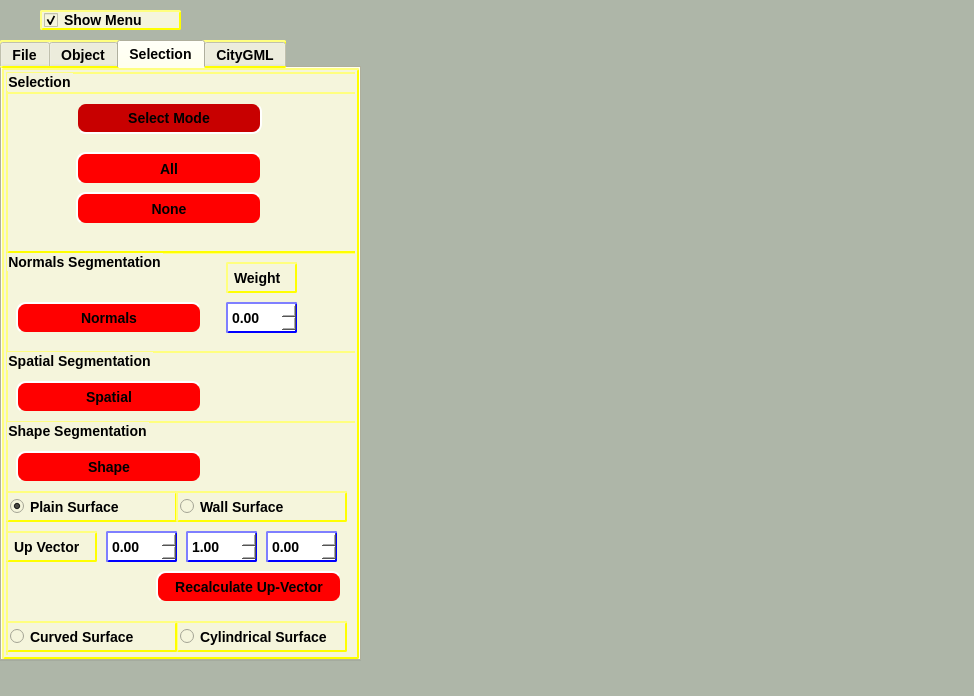
Before: the Qt Designer form forms/mainwindow.ui in pranjal23/osg2citygml, drawn with Qt 5.
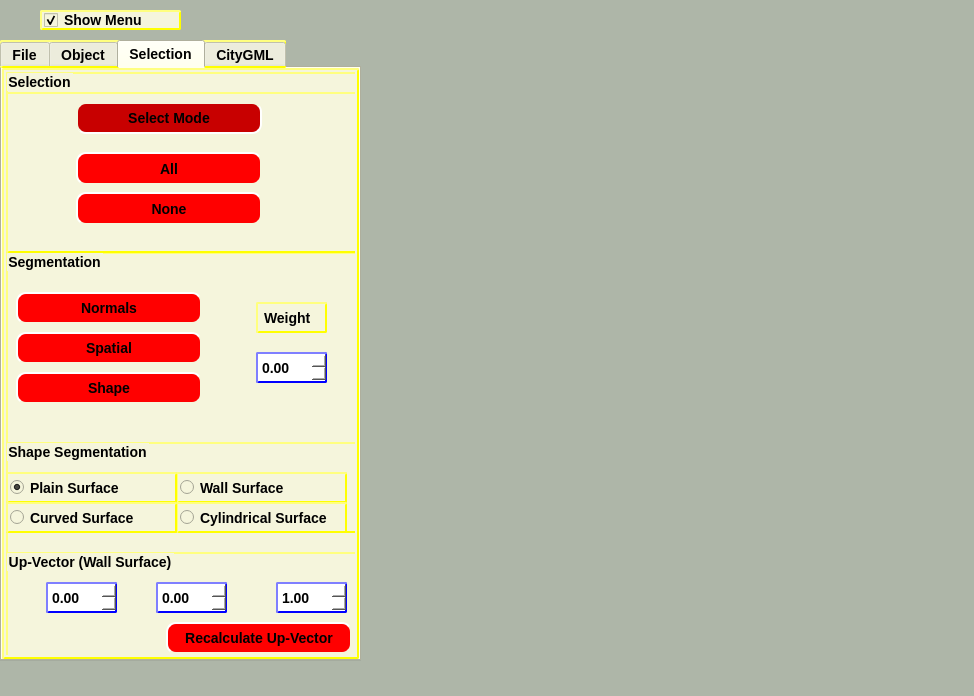
After: the same form once the commit is applied. The open tabs and pages were chosen to show the change. Icons and pictures are not drawn. Custom widgets are drawn as their Qt base class.

Commit message: Weights to all the segmentations

What changed in the file:
```diff
--- a/forms/mainwindow.ui
+++ b/forms/mainwindow.ui
@@ -1973,13 +1973,173 @@
        </font>
       </property>
       <property name="title">
-       <string>Normals Segmentation</string>
+       <string>Segmentation</string>
       </property>
+      <widget class="QPushButton" name="normalsBtn">
+       <property name="enabled">
+        <bool>true</bool>
+       </property>
+       <property name="geometry">
+        <rect>
+         <x>10</x>
+         <y>40</y>
+         <width>186</width>
+         <height>32</height>
+        </rect>
+       </property>
+       <property name="palette">
+        <palette>
+         <active>
+          <colorrole role="Button">
+           <brush brushstyle="SolidPattern">
+            <color alpha="255">
+             <red>255</red>
+             <green>0</green>
+             <blue>0</blue>
+            </color>
+           </brush>
+          </colorrole>
+          <colorrole role="ButtonText">
+           <brush brushstyle="SolidPattern">
+            <color alpha="255">
+             <red>0</red>
+             <green>0</green>
+             <blue>0</blue>
+            </color>
+           </brush>
+          </colorrole>
+          <colorrole role="Base">
+           <brush brushstyle="SolidPattern">
+            <color alpha="255">
+             <red>255</red>
+             <green>0</green>
+             <blue>0</blue>
+            </color>
+           </brush>
+          </colorrole>
+          <colorrole role="Window">
+           <brush brushstyle="SolidPattern">
+            <color alpha="255">
+             <red>255</red>
+             <green>0</green>
+             <blue>0</blue>
+            </color>
+           </brush>
+          </colorrole>
+         </active>
+         <inactive>
+          <colorrole role="Button">
+           <brush brushstyle="SolidPattern">
+            <color alpha="255">
+             <red>255</red>
+             <green>0</green>
+             <blue>0</blue>
+            </color>
+           </brush>
+          </colorrole>
+          <colorrole role="ButtonText">
+           <brush brushstyle="SolidPattern">
+            <color alpha="255">
+             <red>0</red>
+             <green>0</green>
+             <blue>0</blue>
+            </color>
+           </brush>
+          </colorrole>
+          <colorrole role="Base">
+           <brush brushstyle="SolidPattern">
+            <color alpha="255">
+             <red>255</red>
+             <green>0</green>
+             <blue>0</blue>
+            </color>
+           </brush>
+          </colorrole>
+          <colorrole role="Window">
+           <brush brushstyle="SolidPattern">
+            <color alpha="255">
+             <red>255</red>
+             <green>0</green>
+             <blue>0</blue>
+            </color>
+           </brush>
+          </colorrole>
+         </inactive>
+         <disabled>
+          <colorrole role="Button">
+           <brush brushstyle="SolidPattern">
+            <color alpha="255">
+             <red>255</red>
+             <green>0</green>
+             <blue>0</blue>
+            </color>
+           </brush>
+          </colorrole>
+          <colorrole role="ButtonText">
+           <brush brushstyle="SolidPattern">
+            <color alpha="0">
+             <red>75</red>
+             <green>74</green>
+             <blue>77</blue>
+            </color>
+           </brush>
+          </colorrole>
+          <colorrole role="Base">
+           <brush brushstyle="SolidPattern">
+            <color alpha="255">
+             <red>255</red>
+             <green>0</green>
+             <blue>0</blue>
+            </color>
+           </brush>
+          </colorrole>
+          <colorrole role="Window">
+           <brush brushstyle="SolidPattern">
+            <color alpha="255">
+             <red>255</red>
+             <green>0</green>
+             <blue>0</blue>
+            </color>
+           </brush>
+          </colorrole>
+         </disabled>
+        </palette>
+       </property>
+       <property name="styleSheet">
+        <string notr="true">QPushButton {
+    background-color: red;
+    border-style: outset;
+    border-width: 2px;
+    border-radius: 10px;
+    border-color: beige;
+    font: bold 14px;
+    min-width: 10em;
+    padding: 6px;
+}
+QPushButton:pressed {
+    background-color: rgb(224, 0, 0);
+    border-style: inset;
+}
+QPushButton:checked {
+    background-color: rgb(200, 0, 0);
+    border-style: inset;
+}</string>
+       </property>
+       <property name="text">
+        <string>Normals</string>
+       </property>
+       <property name="checkable">
+        <bool>true</bool>
+       </property>
+       <property name="checked">
+        <bool>false</bool>
+       </property>
+      </widget>
       <widget class="QLabel" name="label">
        <property name="geometry">
         <rect>
-         <x>220</x>
-         <y>10</y>
+         <x>250</x>
+         <y>50</y>
          <width>71</width>
          <height>31</height>
         </rect>
@@ -1991,8 +2151,8 @@
       <widget class="QDoubleSpinBox" name="normalDistanceSB">
        <property name="geometry">
         <rect>
-         <x>220</x>
-         <y>50</y>
+         <x>250</x>
+         <y>100</y>
          <width>71</width>
          <height>31</height>
         </rect>
@@ -2005,6 +2165,9 @@
     min-width: 2em;
     padding: 2px;</string>
        </property>
+       <property name="minimum">
+        <double>-10.000000000000000</double>
+       </property>
        <property name="maximum">
         <double>10.000000000000000</double>
        </property>
@@ -2012,181 +2175,6 @@
         <double>0.100000000000000</double>
        </property>
       </widget>
-      <widget class="QPushButton" name="normalsBtn">
-       <property name="enabled">
-        <bool>true</bool>
-       </property>
-       <property name="geometry">
-        <rect>
-         <x>10</x>
-         <y>50</y>
-         <width>186</width>
-         <height>32</height>
-        </rect>
-       </property>
-       <property name="palette">
-        <palette>
-         <active>
-          <colorrole role="Button">
-           <brush brushstyle="SolidPattern">
-            <color alpha="255">
-             <red>255</red>
-             <green>0</green>
-             <blue>0</blue>
-            </color>
-           </brush>
-          </colorrole>
-          <colorrole role="ButtonText">
-           <brush brushstyle="SolidPattern">
-            <color alpha="255">
-             <red>0</red>
-             <green>0</green>
-             <blue>0</blue>
-            </color>
-           </brush>
-          </colorrole>
-          <colorrole role="Base">
-           <brush brushstyle="SolidPattern">
-            <color alpha="255">
-             <red>255</red>
-             <green>0</green>
-             <blue>0</blue>
-            </color>
-           </brush>
-          </colorrole>
-          <colorrole role="Window">
-           <brush brushstyle="SolidPattern">
-            <color alpha="255">
-             <red>255</red>
-             <green>0</green>
-             <blue>0</blue>
-            </color>
-           </brush>
-          </colorrole>
-         </active>
-         <inactive>
-          <colorrole role="Button">
-           <brush brushstyle="SolidPattern">
-            <color alpha="255">
-             <red>255</red>
-             <green>0</green>
-             <blue>0</blue>
-            </color>
-           </brush>
-          </colorrole>
-          <colorrole role="ButtonText">
-           <brush brushstyle="SolidPattern">
-            <color alpha="255">
-             <red>0</red>
-             <green>0</green>
-             <blue>0</blue>
-            </color>
-           </brush>
-          </colorrole>
-          <colorrole role="Base">
-           <brush brushstyle="SolidPattern">
-            <color alpha="255">
-             <red>255</red>
-             <green>0</green>
-             <blue>0</blue>
-            </color>
-           </brush>
-          </colorrole>
-          <colorrole role="Window">
-           <brush brushstyle="SolidPattern">
-            <color alpha="255">
-             <red>255</red>
-             <green>0</green>
-             <blue>0</blue>
-            </color>
-           </brush>
-          </colorrole>
-         </inactive>
-         <disabled>
-          <colorrole role="Button">
-           <brush brushstyle="SolidPattern">
-            <color alpha="255">
-             <red>255</red>
-             <green>0</green>
-             <blue>0</blue>
-            </color>
-           </brush>
-          </colorrole>
-          <colorrole role="ButtonText">
-           <brush brushstyle="SolidPattern">
-            <color alpha="0">
-             <red>75</red>
-             <green>74</green>
-             <blue>77</blue>
-            </color>
-           </brush>
-          </colorrole>
-          <colorrole role="Base">
-           <brush brushstyle="SolidPattern">
-            <color alpha="255">
-             <red>255</red>
-             <green>0</green>
-             <blue>0</blue>
-            </color>
-           </brush>
-          </colorrole>
-          <colorrole role="Window">
-           <brush brushstyle="SolidPattern">
-            <color alpha="255">
-             <red>255</red>
-             <green>0</green>
-             <blue>0</blue>
-            </color>
-           </brush>
-          </colorrole>
-         </disabled>
-        </palette>
-       </property>
-       <property name="styleSheet">
-        <string notr="true">QPushButton {
-    background-color: red;
-    border-style: outset;
-    border-width: 2px;
-    border-radius: 10px;
-    border-color: beige;
-    font: bold 14px;
-    min-width: 10em;
-    padding: 6px;
-}
-QPushButton:pressed {
-    background-color: rgb(224, 0, 0);
-    border-style: inset;
-}
-QPushButton:checked {
-    background-color: rgb(200, 0, 0);
-    border-style: inset;
-}</string>
-       </property>
-       <property name="text">
-        <string>Normals</string>
-       </property>
-       <property name="checkable">
-        <bool>true</bool>
-       </property>
-       <property name="checked">
-        <bool>false</bool>
-       </property>
-      </widget>
-      <widget class="QGroupBox" name="spatialGrp">
-       <property name="enabled">
-        <bool>true</bool>
-       </property>
-       <property name="geometry">
-        <rect>
-         <x>0</x>
-         <y>99</y>
-         <width>351</width>
-         <height>311</height>
-        </rect>
-       </property>
-       <property name="title">
-        <string>Spatial Segmentation</string>
-       </property>
        <widget class="QPushButton" name="spatialBtn">
         <property name="enabled">
          <bool>true</bool>
@@ -2194,7 +2182,7 @@
         <property name="geometry">
          <rect>
           <x>10</x>
-          <y>30</y>
+         <y>80</y>
           <width>186</width>
           <height>32</height>
          </rect>
@@ -2347,31 +2335,6 @@
          <bool>false</bool>
         </property>
        </widget>
-       <widget class="QGroupBox" name="groupBox_4">
-        <property name="geometry">
-         <rect>
-          <x>0</x>
-          <y>70</y>
-          <width>351</width>
-          <height>241</height>
-         </rect>
-        </property>
-        <property name="title">
-         <string>Shape Segmentation</string>
-        </property>
-        <widget class="QRadioButton" name="cylindricalRb">
-         <property name="geometry">
-          <rect>
-           <x>170</x>
-           <y>200</y>
-           <width>171</width>
-           <height>31</height>
-          </rect>
-         </property>
-         <property name="text">
-          <string>Cylindrical Surface</string>
-         </property>
-        </widget>
         <widget class="QPushButton" name="shapeBtn">
          <property name="enabled">
           <bool>true</bool>
@@ -2379,7 +2342,7 @@
          <property name="geometry">
           <rect>
            <x>10</x>
-           <y>30</y>
+         <y>120</y>
            <width>186</width>
            <height>32</height>
           </rect>
@@ -2532,11 +2495,39 @@
           <bool>false</bool>
          </property>
         </widget>
+      <widget class="QGroupBox" name="shapeGrp">
+       <property name="enabled">
+        <bool>true</bool>
+       </property>
+       <property name="geometry">
+        <rect>
+         <x>0</x>
+         <y>190</y>
+         <width>351</width>
+         <height>91</height>
+        </rect>
+       </property>
+       <property name="title">
+        <string>Shape Segmentation</string>
+       </property>
+       <widget class="QRadioButton" name="boxRB">
+        <property name="geometry">
+         <rect>
+          <x>170</x>
+          <y>30</y>
+          <width>171</width>
+          <height>31</height>
+         </rect>
+        </property>
+        <property name="text">
+         <string>Wall Surface</string>
+        </property>
+       </widget>
         <widget class="QRadioButton" name="plainRb">
          <property name="geometry">
           <rect>
            <x>0</x>
-           <y>70</y>
+          <y>30</y>
            <width>171</width>
            <height>31</height>
           </rect>
@@ -2548,11 +2539,24 @@
           <bool>true</bool>
          </property>
         </widget>
+       <widget class="QRadioButton" name="cylindricalRb">
+        <property name="geometry">
+         <rect>
+          <x>170</x>
+          <y>60</y>
+          <width>171</width>
+          <height>31</height>
+         </rect>
+        </property>
+        <property name="text">
+         <string>Cylindrical Surface</string>
+        </property>
+       </widget>
         <widget class="QRadioButton" name="curvedSurfaceRb">
          <property name="geometry">
           <rect>
            <x>0</x>
-           <y>200</y>
+          <y>60</y>
            <width>171</width>
            <height>31</height>
           </rect>
@@ -2561,197 +2565,24 @@
           <string>Curved Surface</string>
          </property>
         </widget>
-        <widget class="QRadioButton" name="boxRB">
-         <property name="geometry">
-          <rect>
-           <x>170</x>
-           <y>70</y>
-           <width>171</width>
-           <height>31</height>
-          </rect>
-         </property>
-         <property name="text">
-          <string>Wall Surface</string>
-         </property>
-        </widget>
-        <widget class="QPushButton" name="recalUpBtn">
-         <property name="enabled">
-          <bool>true</bool>
-         </property>
-         <property name="geometry">
-          <rect>
-           <x>150</x>
-           <y>150</y>
-           <width>186</width>
-           <height>32</height>
-          </rect>
-         </property>
-         <property name="palette">
-          <palette>
-           <active>
-            <colorrole role="Button">
-             <brush brushstyle="SolidPattern">
-              <color alpha="255">
-               <red>255</red>
-               <green>0</green>
-               <blue>0</blue>
-              </color>
-             </brush>
-            </colorrole>
-            <colorrole role="ButtonText">
-             <brush brushstyle="SolidPattern">
-              <color alpha="255">
-               <red>0</red>
-               <green>0</green>
-               <blue>0</blue>
-              </color>
-             </brush>
-            </colorrole>
-            <colorrole role="Base">
-             <brush brushstyle="SolidPattern">
-              <color alpha="255">
-               <red>255</red>
-               <green>0</green>
-               <blue>0</blue>
-              </color>
-             </brush>
-            </colorrole>
-            <colorrole role="Window">
-             <brush brushstyle="SolidPattern">
-              <color alpha="255">
-               <red>255</red>
-               <green>0</green>
-               <blue>0</blue>
-              </color>
-             </brush>
-            </colorrole>
-           </active>
-           <inactive>
-            <colorrole role="Button">
-             <brush brushstyle="SolidPattern">
-              <color alpha="255">
-               <red>255</red>
-               <green>0</green>
-               <blue>0</blue>
-              </color>
-             </brush>
-            </colorrole>
-            <colorrole role="ButtonText">
-             <brush brushstyle="SolidPattern">
-              <color alpha="255">
-               <red>0</red>
-               <green>0</green>
-               <blue>0</blue>
-              </color>
-             </brush>
-            </colorrole>
-            <colorrole role="Base">
-             <brush brushstyle="SolidPattern">
-              <color alpha="255">
-               <red>255</red>
-               <green>0</green>
-               <blue>0</blue>
-              </color>
-             </brush>
-            </colorrole>
-            <colorrole role="Window">
-             <brush brushstyle="SolidPattern">
-              <color alpha="255">
-               <red>255</red>
-               <green>0</green>
-               <blue>0</blue>
-              </color>
-             </brush>
-            </colorrole>
-           </inactive>
-           <disabled>
-            <colorrole role="Button">
-             <brush brushstyle="SolidPattern">
-              <color alpha="255">
-               <red>255</red>
-               <green>0</green>
-               <blue>0</blue>
-              </color>
-             </brush>
-            </colorrole>
-            <colorrole role="ButtonText">
-             <brush brushstyle="SolidPattern">
-              <color alpha="0">
-               <red>75</red>
-               <green>74</green>
-               <blue>77</blue>
-              </color>
-             </brush>
-            </colorrole>
-            <colorrole role="Base">
-             <brush brushstyle="SolidPattern">
-              <color alpha="255">
-               <red>255</red>
-               <green>0</green>
-               <blue>0</blue>
-              </color>
-             </brush>
-            </colorrole>
-            <colorrole role="Window">
-             <brush brushstyle="SolidPattern">
-              <color alpha="255">
-               <red>255</red>
-               <green>0</green>
-               <blue>0</blue>
-              </color>
-             </brush>
-            </colorrole>
-           </disabled>
-          </palette>
-         </property>
-         <property name="styleSheet">
-          <string notr="true">QPushButton {
-    background-color: red;
-    border-style: outset;
-    border-width: 2px;
-    border-radius: 10px;
-    border-color: beige;
-    font: bold 14px;
-    min-width: 10em;
-    padding: 6px;
-}
-QPushButton:pressed {
-    background-color: rgb(224, 0, 0);
-    border-style: inset;
-}
-QPushButton:checked {
-    background-color: rgb(200, 0, 0);
-    border-style: inset;
-}</string>
-         </property>
-         <property name="text">
-          <string>Recalculate Up-Vector</string>
-         </property>
-         <property name="checkable">
-          <bool>true</bool>
-         </property>
-         <property name="checked">
-          <bool>false</bool>
-         </property>
-        </widget>
-        <widget class="QLabel" name="label_2">
+      </widget>
+      <widget class="QGroupBox" name="groupBox_4">
          <property name="geometry">
           <rect>
            <x>0</x>
-           <y>110</y>
-           <width>91</width>
-           <height>31</height>
-          </rect>
-         </property>
-         <property name="text">
-          <string>Up Vector</string>
-         </property>
-        </widget>
+         <y>300</y>
+         <width>351</width>
+         <height>111</height>
+        </rect>
+       </property>
+       <property name="title">
+        <string>Up-Vector (Wall Surface)</string>
+       </property>
         <widget class="QDoubleSpinBox" name="xUpSB">
          <property name="geometry">
           <rect>
-           <x>100</x>
-           <y>110</y>
+          <x>40</x>
+          <y>30</y>
            <width>71</width>
            <height>31</height>
           </rect>
@@ -2774,8 +2605,8 @@
         <widget class="QDoubleSpinBox" name="yUpSB">
          <property name="geometry">
           <rect>
-           <x>180</x>
-           <y>110</y>
+          <x>150</x>
+          <y>30</y>
            <width>71</width>
            <height>31</height>
           </rect>
@@ -2795,14 +2626,14 @@
           <double>0.100000000000000</double>
          </property>
          <property name="value">
-          <double>1.000000000000000</double>
+         <double>0.000000000000000</double>
          </property>
         </widget>
         <widget class="QDoubleSpinBox" name="zUpSB">
          <property name="geometry">
           <rect>
-           <x>260</x>
-           <y>110</y>
+          <x>270</x>
+          <y>30</y>
            <width>71</width>
            <height>31</height>
           </rect>
@@ -2821,7 +2652,169 @@
          <property name="singleStep">
           <double>0.100000000000000</double>
          </property>
-        </widget>
+        <property name="value">
+         <double>1.000000000000000</double>
+        </property>
+       </widget>
+       <widget class="QPushButton" name="recalUpBtn">
+        <property name="enabled">
+         <bool>true</bool>
+        </property>
+        <property name="geometry">
+         <rect>
+          <x>160</x>
+          <y>70</y>
+          <width>186</width>
+          <height>32</height>
+         </rect>
+        </property>
+        <property name="palette">
+         <palette>
+          <active>
+           <colorrole role="Button">
+            <brush brushstyle="SolidPattern">
+             <color alpha="255">
+              <red>255</red>
+              <green>0</green>
+              <blue>0</blue>
+             </color>
+            </brush>
+           </colorrole>
+           <colorrole role="ButtonText">
+            <brush brushstyle="SolidPattern">
+             <color alpha="255">
+              <red>0</red>
+              <green>0</green>
+              <blue>0</blue>
+             </color>
+            </brush>
+           </colorrole>
+           <colorrole role="Base">
+            <brush brushstyle="SolidPattern">
+             <color alpha="255">
+              <red>255</red>
+              <green>0</green>
+              <blue>0</blue>
+             </color>
+            </brush>
+           </colorrole>
+           <colorrole role="Window">
+            <brush brushstyle="SolidPattern">
+             <color alpha="255">
+              <red>255</red>
+              <green>0</green>
+              <blue>0</blue>
+             </color>
+            </brush>
+           </colorrole>
+          </active>
+          <inactive>
+           <colorrole role="Button">
+            <brush brushstyle="SolidPattern">
+             <color alpha="255">
+              <red>255</red>
+              <green>0</green>
+              <blue>0</blue>
+             </color>
+            </brush>
+           </colorrole>
+           <colorrole role="ButtonText">
+            <brush brushstyle="SolidPattern">
+             <color alpha="255">
+              <red>0</red>
+              <green>0</green>
+              <blue>0</blue>
+             </color>
+            </brush>
+           </colorrole>
+           <colorrole role="Base">
+            <brush brushstyle="SolidPattern">
+             <color alpha="255">
+              <red>255</red>
+              <green>0</green>
+              <blue>0</blue>
+             </color>
+            </brush>
+           </colorrole>
+           <colorrole role="Window">
+            <brush brushstyle="SolidPattern">
+             <color alpha="255">
+              <red>255</red>
+              <green>0</green>
+              <blue>0</blue>
+             </color>
+            </brush>
+           </colorrole>
+          </inactive>
+          <disabled>
+           <colorrole role="Button">
+            <brush brushstyle="SolidPattern">
+             <color alpha="255">
+              <red>255</red>
+              <green>0</green>
+              <blue>0</blue>
+             </color>
+            </brush>
+           </colorrole>
+           <colorrole role="ButtonText">
+            <brush brushstyle="SolidPattern">
+             <color alpha="0">
+              <red>75</red>
+              <green>74</green>
+              <blue>77</blue>
+             </color>
+            </brush>
+           </colorrole>
+           <colorrole role="Base">
+            <brush brushstyle="SolidPattern">
+             <color alpha="255">
+              <red>255</red>
+              <green>0</green>
+              <blue>0</blue>
+             </color>
+            </brush>
+           </colorrole>
+           <colorrole role="Window">
+            <brush brushstyle="SolidPattern">
+             <color alpha="255">
+              <red>255</red>
+              <green>0</green>
+              <blue>0</blue>
+             </color>
+            </brush>
+           </colorrole>
+          </disabled>
+         </palette>
+        </property>
+        <property name="styleSheet">
+         <string notr="true">QPushButton {
+    background-color: red;
+    border-style: outset;
+    border-width: 2px;
+    border-radius: 10px;
+    border-color: beige;
+    font: bold 14px;
+    min-width: 10em;
+    padding: 6px;
+}
+QPushButton:pressed {
+    background-color: rgb(224, 0, 0);
+    border-style: inset;
+}
+QPushButton:checked {
+    background-color: rgb(200, 0, 0);
+    border-style: inset;
+}</string>
+        </property>
+        <property name="text">
+         <string>Recalculate Up-Vector</string>
+        </property>
+        <property name="checkable">
+         <bool>false</bool>
+        </property>
+        <property name="checked">
+         <bool>false</bool>
+        </property>
        </widget>
       </widget>
      </widget>
```
Lines whose indentation alone changed are shown as unchanged. The commit also changes 3 other files.
